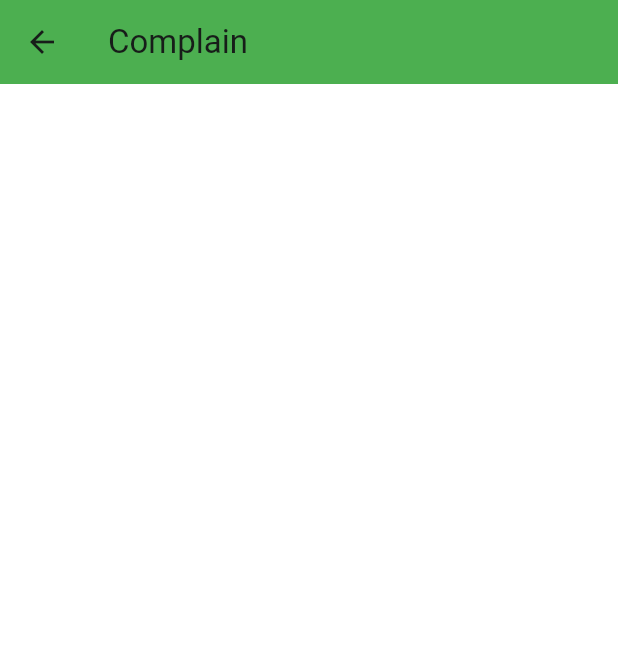
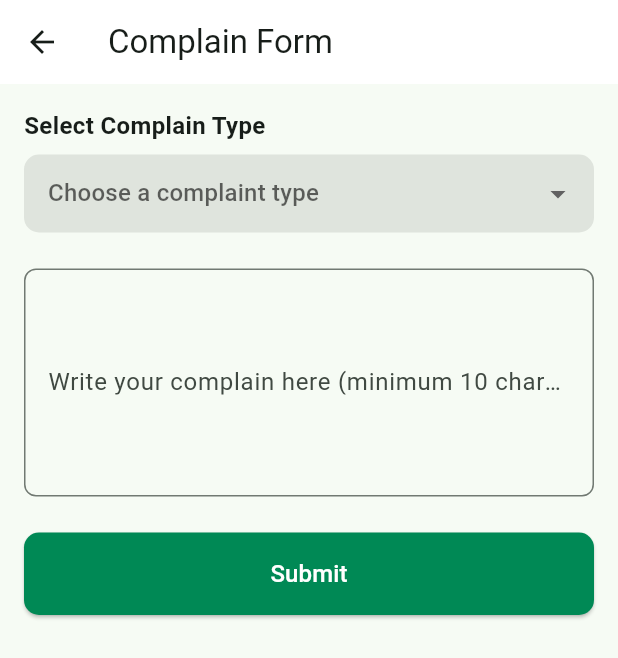
Before and after one commit to abenooo/ride_clone, a Flutter app: the ComplainScreen screen opened directly, on a phone screen of 412 x 824 dp. Shown: the top 658 px of the screen. Run offline on Flutter 3.47's test engine with Material 3 defaults, Android fonts, the light colour scheme and no system bars; our stand-ins replace curved_navigation_bar, flutter_map, geocoding, geolocator, latlong2, shared_preferences and 1 more; missing offline and left inert: flutter_map_cancellable_tile_provider; accounts and stored records are empty.

Commit message:
Update the complain screen

```diff
--- a/lib/drawer/complain_screen.dart
+++ b/lib/drawer/complain_screen.dart
@@ -1,18 +1,122 @@
-import  'package:flutter/material.dart';
-class ComplainScreen extends StatelessWidget {
+import 'package:flutter/material.dart';
+
+class ComplainScreen extends StatefulWidget {
   const ComplainScreen({super.key});
+
+  @override
+  _ComplainScreenState createState() => _ComplainScreenState();
+}
+
+class _ComplainScreenState extends State<ComplainScreen> {
+  final List<String> complainTypes = [
+    'Service Issue',
+    'Payment Problem',
+    'Technical Error',
+    'Other',
+  ];
+
+  String? selectedComplainType;
 
   @override
   Widget build(BuildContext context) {
     return Scaffold(
-      backgroundColor: Colors.white,
       appBar: AppBar(
-        title: Text("Complain"),
-        centerTitle: false,
-        backgroundColor: Colors.green,
-        elevation: 0,
+        title: const Text('Complain Form'),
+        backgroundColor: Colors.white,
       ),
-
+      body: Padding(
+        padding: const EdgeInsets.all(16.0),
+        child: Column(
+          mainAxisAlignment: MainAxisAlignment.start,
+          mainAxisSize: MainAxisSize.min,
+          crossAxisAlignment: CrossAxisAlignment.start,
+          children: [
+            const Text(
+              "Select Complain Type",
+              style: TextStyle(
+                fontSize: 16,
+                fontWeight: FontWeight.bold,
+              ),
+            ),
+            const SizedBox(height: 8),
+            DropdownButtonFormField<String>(
+              decoration: InputDecoration(
+                filled: true,
+                // fillColor: Colors.grey[200],
+                border: OutlineInputBorder(
+                  borderRadius: BorderRadius.circular(10),
+                  borderSide: BorderSide.none,
+                ),
+                contentPadding: const EdgeInsets.symmetric(
+                  vertical: 14.0,
+                  horizontal: 12.0,
+                ),
+              ),
+              value: selectedComplainType,
+              hint: const Text("Choose a complaint type"),
+              items: complainTypes
+                  .map((type) => DropdownMenuItem(
+                        value: type,
+                        child: Text(type),
+                      ))
+                  .toList(),
+              onChanged: (value) {
+                setState(() {
+                  selectedComplainType = value;
+                });
+              },
+              icon: const Icon(Icons.arrow_drop_down),
+              dropdownColor: Colors.white,
+            ),
+            const SizedBox(height: 24),
+             TextFormField(
+              maxLines: 5,
+              decoration: InputDecoration(
+                labelText: 'Write your complain here (minimum 10 characters)',
+                border: OutlineInputBorder(
+                  borderRadius: BorderRadius.circular(8),
+                ),
+              ),
+            ),
+            const SizedBox(height: 24),
+            ElevatedButton(
+              onPressed: () {
+                if (selectedComplainType != null) {
+                  // Handle submit action
+                  ScaffoldMessenger.of(context).showSnackBar(
+                    SnackBar(
+                      content: Text('Complaint submitted: $selectedComplainType'),
+                    ),
+                  );
+                } else {
+                  // Optionally show a message or handle the case when no type is selected
+                  ScaffoldMessenger.of(context).showSnackBar(
+                    const SnackBar(
+                      content: Text('Please select a complaint type.'),
+                    ),
+                  );
+                }
+              },
+              style: ElevatedButton.styleFrom(
+                backgroundColor: const Color(0xFF008955),
+                shape: RoundedRectangleBorder(
+                  borderRadius: BorderRadius.circular(10),
+                ),
+                padding: const EdgeInsets.symmetric(vertical: 16),
+              ),
+              child: const Center(
+                child: Text(
+                  "Submit",
+                  style: TextStyle(
+                    fontSize: 16,
+                    color: Colors.white,
+                  ),
+                ),
+              ),
+            ),
+          ],
+        ),
+      ),
     );
   }
 }
```
